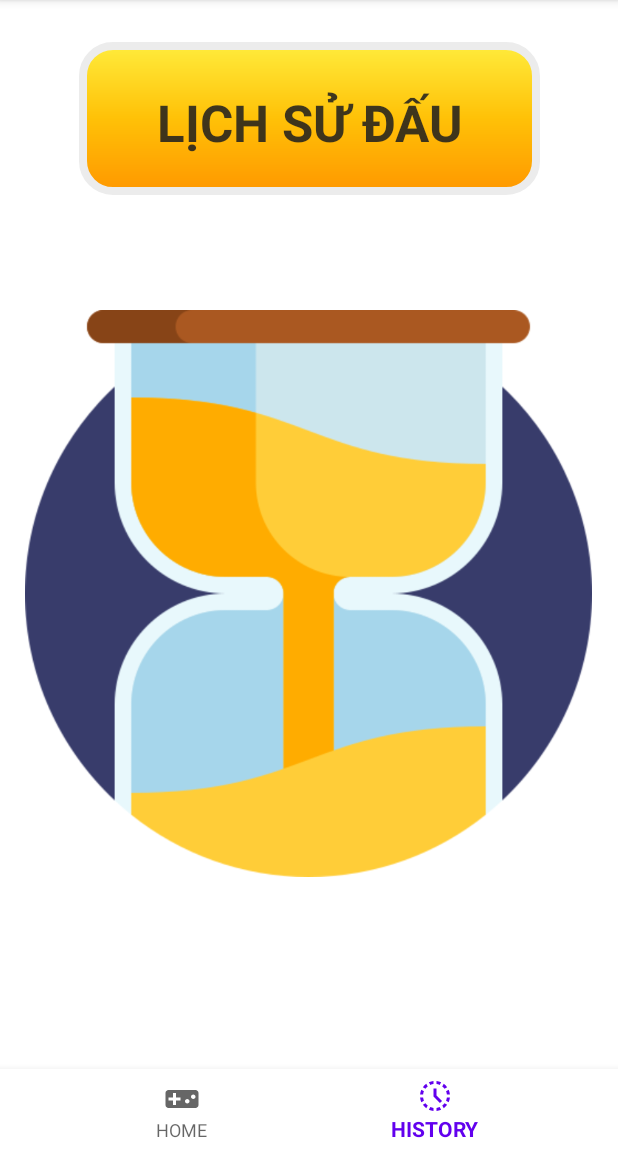
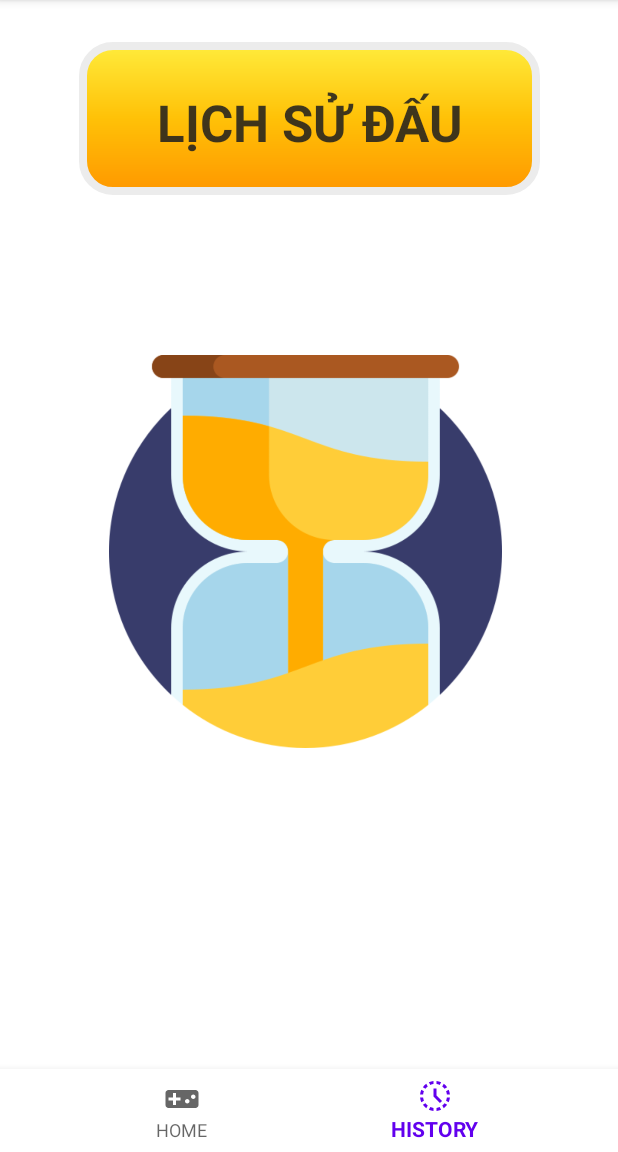
Before and after one commit to VanBap/Bap_Quizzzz, an Android app: the screen it shows after launch (MainActivity), item 2 of the bottom bar chosen, on a phone screen of 412 x 824 dp, the part 84-1236 px from its top. Run offline under Robolectric (Android 15) with nearby library versions, the phone set to English and light mode, and no system bars; Roboto replaces fonts that are not available here.

Commit message:
Update 7/12 7:52pm

```diff
--- a/Bap_Quizzzz/app/src/main/res/layout/fragment_history.xml
+++ b/Bap_Quizzzz/app/src/main/res/layout/fragment_history.xml
@@ -42,8 +42,8 @@
 
         <ImageView
             android:id="@+id/imageView10"
-            android:layout_width="378dp"
-            android:layout_height="454dp"
+            android:layout_width="262dp"
+            android:layout_height="315dp"
             android:src="@drawable/hourglass"
             app:layout_constraintBottom_toBottomOf="parent"
             app:layout_constraintEnd_toEndOf="parent"
--- a/Bap_Quizzzz/app/src/main/res/layout/list_history.xml
+++ b/Bap_Quizzzz/app/src/main/res/layout/list_history.xml
@@ -12,7 +12,8 @@
 
     <androidx.constraintlayout.widget.ConstraintLayout
         android:layout_width="391dp"
-        android:layout_height="match_parent">
+        android:layout_height="match_parent"
+        android:background="@drawable/de">
 
         <TextView
             android:id="@+id/result_his"
```
